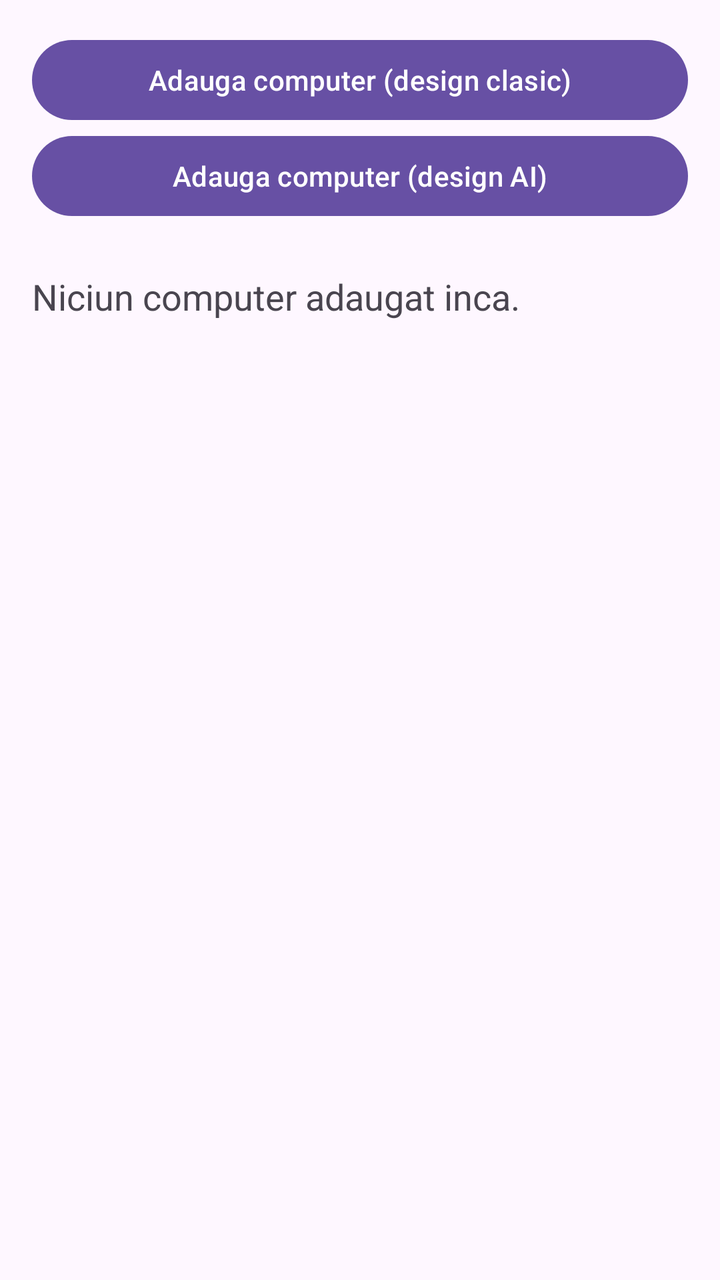
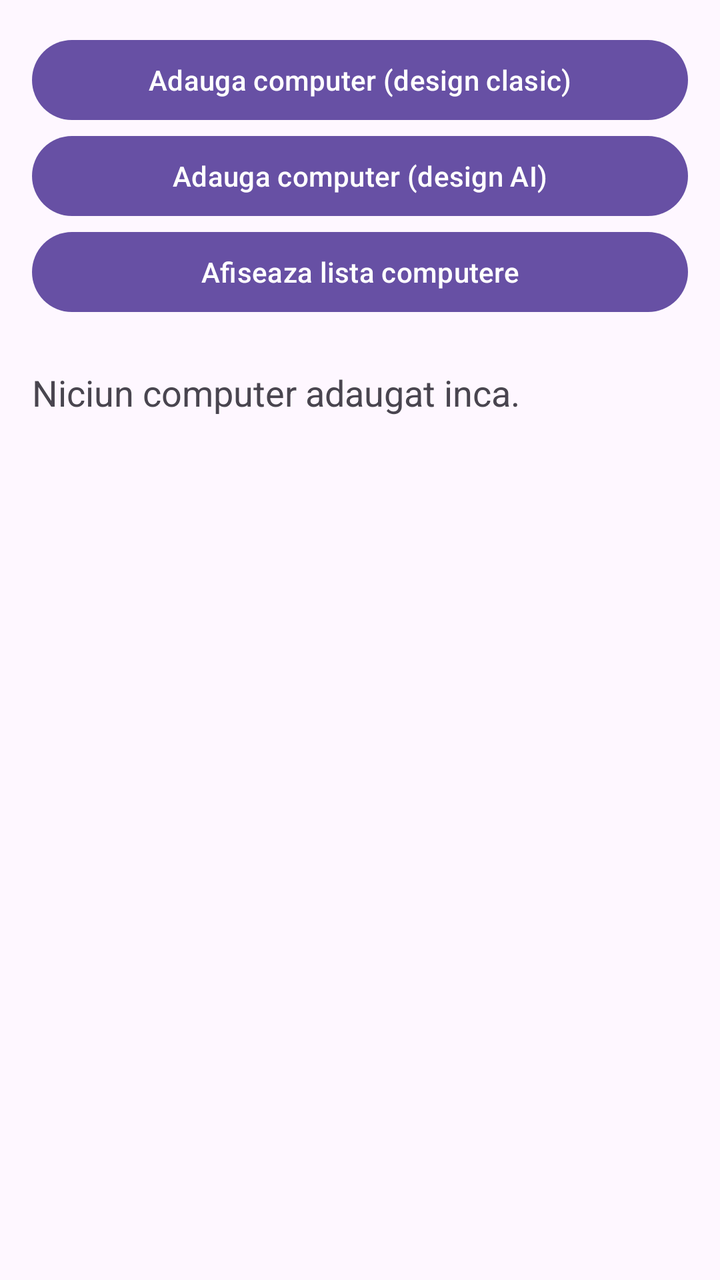

Screens rendered from an Android XML layout before and after an edit, with the pre-edit source and the edit as a unified diff.
<!-- AndroidManifest.xml: application theme Theme.Mihaila_Cristina_ActivitateDAM2026 -->
<!-- res/layout/activity_main.xml -->
<?xml version="1.0" encoding="utf-8"?>
<LinearLayout xmlns:android="http://schemas.android.com/apk/res/android"
    android:id="@+id/main"
    android:layout_width="match_parent"
    android:layout_height="match_parent"
    android:orientation="vertical"
    android:padding="16dp">

    <Button
        android:id="@+id/buttonDeschideActivitate"
        android:layout_width="match_parent"
        android:layout_height="wrap_content"
        android:onClick="deschidereActivitate"
        android:text="@string/introducere_date" />

    <Button
        android:id="@+id/buttonDeschideActivitateAI"
        android:layout_width="match_parent"
        android:layout_height="wrap_content"
        android:onClick="deschidereActivitateAI"
        android:text="@string/introducere_date_ai" />

    <TextView
        android:id="@+id/rezultatTV"
        android:layout_width="match_parent"
        android:layout_height="wrap_content"
        android:layout_marginTop="24dp"
        android:textSize="18sp"
        android:text="Niciun computer adaugat inca." />
</LinearLayout>
<!-- resources referenced by this layout -->
<resources>
  <string name="introducere_date">Adauga computer (design clasic)</string>
  <string name="introducere_date_ai">Adauga computer (design AI)</string>
  <style name="Theme.Mihaila_Cristina_ActivitateDAM2026" parent="Base.Theme.Mihaila_Cristina_ActivitateDAM2026" />
  <style name="Base.Theme.Mihaila_Cristina_ActivitateDAM2026" parent="Theme.Material3.DayNight.NoActionBar">
          
          
      </style>
</resources>

<!-- the commit's change to res/layout/activity_main.xml (unified diff, before → after) -->
@@ -20,6 +20,13 @@
         android:onClick="deschidereActivitateAI"
         android:text="@string/introducere_date_ai" />
 
+    <Button
+        android:id="@+id/buttonLista"
+        android:layout_width="match_parent"
+        android:layout_height="wrap_content"
+        android:onClick="deschideLista"
+        android:text="Afiseaza lista computere" />
+
     <TextView
         android:id="@+id/rezultatTV"
         android:layout_width="match_parent"
